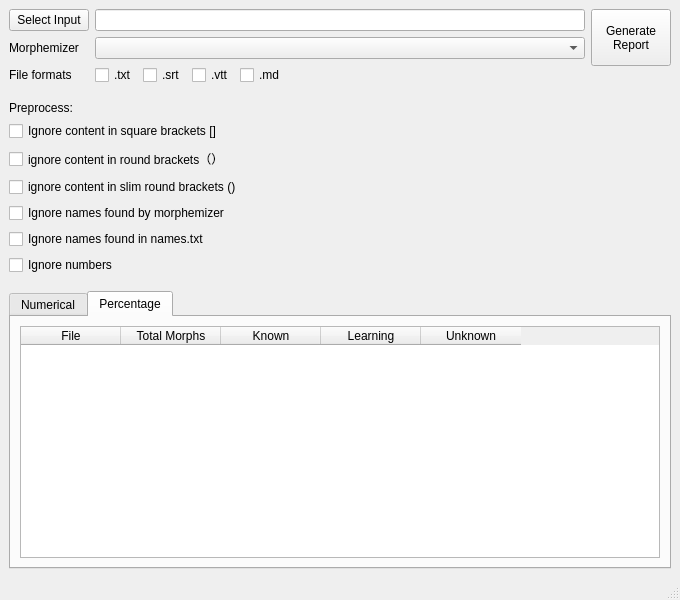
Above: ankimorphs/ui/readability_report_generator.ui from mortii/anki-morphs before the change. Below: the same form after it.
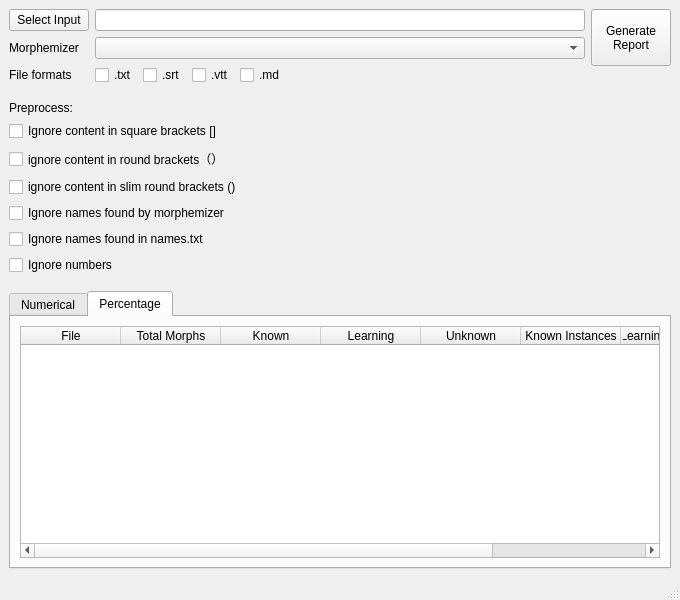
That is the form after the change. The open tabs and pages were chosen to show the change.

Commit message: Add better statistics in readability analyser

Patch:
```diff
--- a/ankimorphs/ui/readability_report_generator.ui
+++ b/ankimorphs/ui/readability_report_generator.ui
@@ -257,6 +257,22 @@
               <string>Unknown</string>
              </property>
             </column>
+            <column>
+             <property name="text">
+              <string>Known Instances</string>
+             </property>
+            </column>
+            <column>
+             <property name="text">
+              <string>Learning Instances</string>
+             </property>
+            </column>
+            <column>
+             <property name="text">
+              <string>Unknown Instances</string>
+             </property>
+            </column>
+
            </widget>
           </item>
          </layout>
```
Left out of the diff: 15 changed lines with no effect on the pictures. The commit also changes 2 other files.
